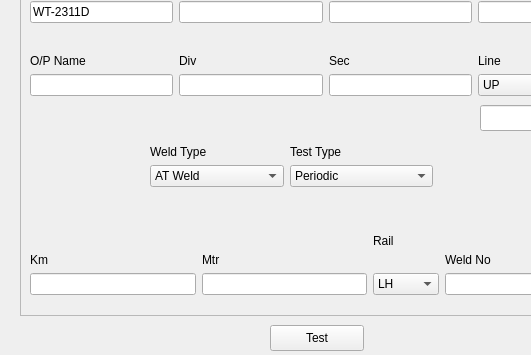
The window that testdetail0.ui (parashyd/WeldTester) describes before a commit, drawn with Qt 5; both pictures show x 0 to 531 and y 125 to 480 of the 640 by 480 pixel window.
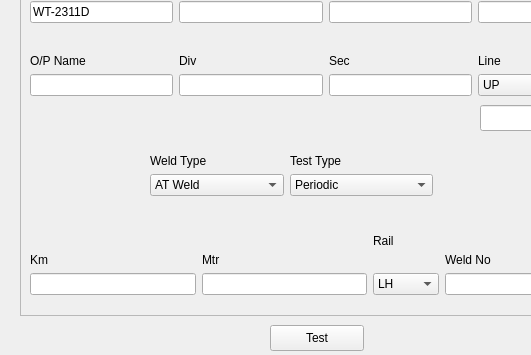
The same window after the commit.

Diff of the .ui file:
```diff
--- a/testdetail0.ui
+++ b/testdetail0.ui
@@ -269,9 +269,9 @@
     <property name="geometry">
      <rect>
       <x>130</x>
-      <y>200</y>
+      <y>190</y>
       <width>283</width>
-      <height>52</height>
+      <height>71</height>
      </rect>
     </property>
     <layout class="QGridLayout" name="gridLayout_3">
```
